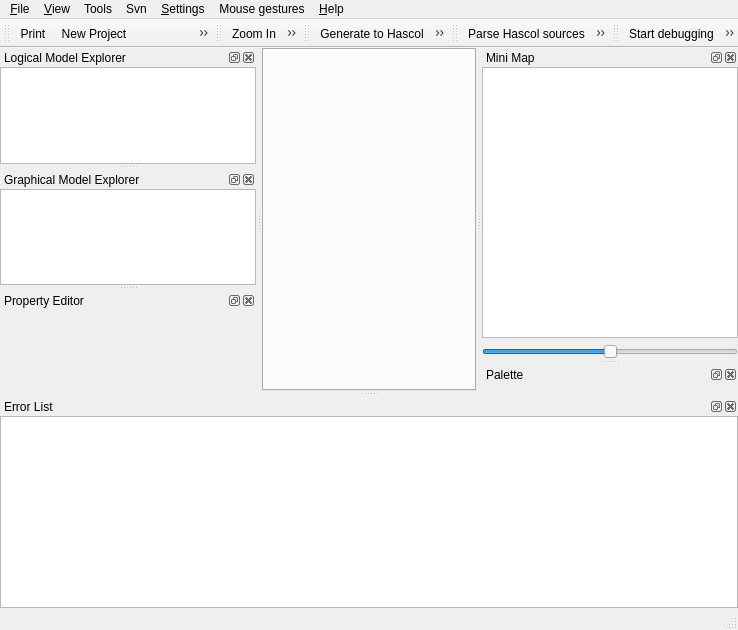
Old version of the form qrgui/mainwindow/mainWindow.ui in the repository qreal/qreal.
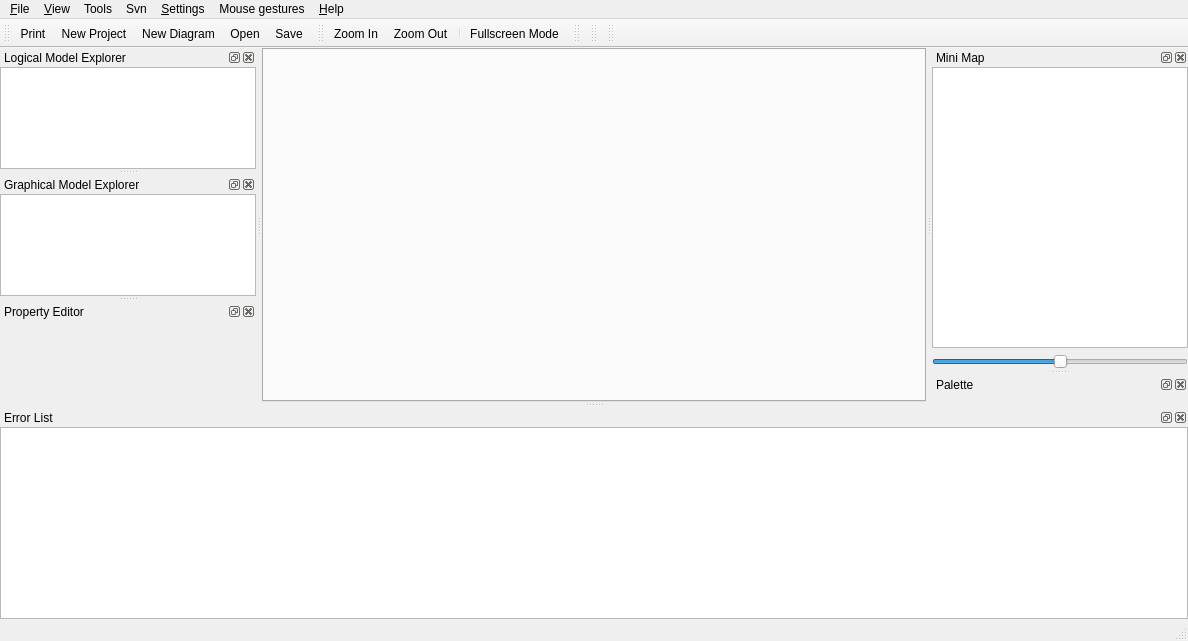
New version of the form. Icons and pictures are not drawn. Custom widgets are drawn as their Qt base class.

Commit message: Fixed robots metamodel, added "connect to robot" as a custom action (doesn't work yet), removed all plugin-related actions from mainwindow.

```diff
--- a/qrgui/mainwindow/mainWindow.ui
+++ b/qrgui/mainwindow/mainWindow.ui
@@ -6,8 +6,8 @@
    <rect>
     <x>0</x>
     <y>0</y>
-    <width>738</width>
-    <height>630</height>
+    <width>1188</width>
+    <height>641</height>
    </rect>
   </property>
   <property name="windowTitle">
@@ -35,7 +35,7 @@
     <rect>
      <x>0</x>
      <y>0</y>
-     <width>738</width>
+     <width>1188</width>
      <height>21</height>
     </rect>
    </property>
@@ -286,10 +286,6 @@
    <attribute name="toolBarBreak">
     <bool>false</bool>
    </attribute>
-   <addaction name="actionGenerate_to_Hascol"/>
-   <addaction name="actionGenerate_to_Java"/>
-   <addaction name="actionExport_to_XMI"/>
-   <addaction name="actionShape_Edit"/>
   </widget>
   <widget class="QToolBar" name="parsersToolbar">
    <property name="windowTitle">
@@ -301,8 +297,6 @@
    <attribute name="toolBarBreak">
     <bool>false</bool>
    </attribute>
-   <addaction name="actionParse_Hascol_sources"/>
-   <addaction name="actionParse_Java_Libraries"/>
   </widget>
   <widget class="QDockWidget" name="errorDock">
    <property name="sizePolicy">
@@ -374,7 +368,7 @@
    </property>
    <property name="minimumSize">
     <size>
-     <width>79</width>
+     <width>80</width>
      <height>100</height>
     </size>
    </property>
@@ -415,18 +409,6 @@
    <attribute name="toolBarBreak">
     <bool>false</bool>
    </attribute>
-   <addaction name="actionStart_debugging"/>
-   <addaction name="actionClose_all"/>
-   <addaction name="actionNext"/>
-   <addaction name="actionShow2Dmodel"/>
-   <addaction name="actionRun"/>
-   <addaction name="actionStop_Running"/>
-   <addaction name="actionStop_Robot"/>
-   <addaction name="actionConnect_To_Robot"/>
-   <addaction name="separator"/>
-   <addaction name="actionRobot_Settings"/>
-   <addaction name="separator"/>
-   <addaction name="actionFullscreen"/>
   </widget>
   <action name="actionQuit">
    <property name="checkable">
@@ -591,16 +573,6 @@
     <string>Show splashscreen</string>
    </property>
   </action>
-  <action name="actionExport_to_XMI">
-   <property name="text">
-    <string>Export to XMI</string>
-   </property>
-  </action>
-  <action name="actionGenerate_to_Java">
-   <property name="text">
-    <string>Generate to Java</string>
-   </property>
-  </action>
   <action name="actionSave">
    <property name="text">
     <string>Save</string>
@@ -611,11 +583,6 @@
     <string>Generate editor</string>
    </property>
   </action>
-  <action name="actionGenerate_to_Hascol">
-   <property name="text">
-    <string>Generate to Hascol</string>
-   </property>
-  </action>
   <action name="actionSave_as">
    <property name="text">
     <string>Save as...</string>
@@ -629,22 +596,6 @@
     <string>Open</string>
    </property>
   </action>
-  <action name="actionParse_Hascol_sources">
-   <property name="text">
-    <string>Parse Hascol sources</string>
-   </property>
-   <property name="toolTip">
-    <string>Build diagrams from existing Hascol sources</string>
-   </property>
-  </action>
-  <action name="actionParse_Java_Libraries">
-   <property name="text">
-    <string>Parse Java Libraries</string>
-   </property>
-   <property name="toolTip">
-    <string>Parse Java Libraries</string>
-   </property>
-  </action>
   <action name="actionShow_grid">
    <property name="checkable">
     <bool>true</bool>
@@ -656,11 +607,6 @@
     <string>Show grid</string>
    </property>
   </action>
-  <action name="actionShape_Edit">
-   <property name="text">
-    <string>Shape Editor</string>
-   </property>
-  </action>
   <action name="actionGenerate_Editor">
    <property name="text">
     <string>Generate Editor</string>
@@ -757,42 +703,6 @@
     <string>Ctrl+F9</string>
    </property>
   </action>
-  <action name="actionStart_debugger">
-   <property name="text">
-    <string>Start debugger</string>
-   </property>
-   <property name="shortcut">
-    <string>Ctrl+F1</string>
-   </property>
-  </action>
-  <action name="actionRun">
-   <property name="text">
-    <string>Run</string>
-   </property>
-   <property name="shortcut">
-    <string>Ctrl+F5</string>
-   </property>
-  </action>
-  <action name="actionKill">
-   <property name="text">
-    <string>Kill</string>
-   </property>
-   <property name="shortcut">
-    <string>Ctrl+F7</string>
-   </property>
-  </action>
-  <action name="actionClose_all">
-   <property name="icon">
-    <iconset resource="../qrgui.qrc">
-     <normaloff>:/icons/stop.png</normaloff>:/icons/stop.png</iconset>
-   </property>
-   <property name="text">
-    <string>Stop debugging</string>
-   </property>
-   <property name="shortcut">
-    <string>Ctrl+F12</string>
-   </property>
-  </action>
   <action name="actionSet_Breakpoints">
    <property name="text">
     <string>Set breakpoints</string>
@@ -812,18 +722,6 @@
     <string>Ctrl+F6</string>
    </property>
   </action>
-  <action name="actionNext">
-   <property name="icon">
-    <iconset resource="../qrgui.qrc">
-     <normaloff>:/icons/next.png</normaloff>:/icons/next.png</iconset>
-   </property>
-   <property name="text">
-    <string>Next</string>
-   </property>
-   <property name="shortcut">
-    <string>Ctrl+F11</string>
-   </property>
-  </action>
   <action name="actionConfigure">
    <property name="text">
     <string>Configure</string>
@@ -832,38 +730,6 @@
     <string>Ctrl+F2</string>
    </property>
   </action>
-  <action name="actionBreak_main">
-   <property name="text">
-    <string>Break main</string>
-   </property>
-   <property name="toolTip">
-    <string>Run current diagram on a robot using existing Bluetooth connection</string>
-   </property>
-   <property name="shortcut">
-    <string>F5</string>
-   </property>
-  </action>
-  <action name="actionRobot_Settings">
-   <property name="text">
-    <string>Robot Settings...</string>
-   </property>
-  </action>
-  <action name="actionStop_Running">
-   <property name="text">
-    <string>Stop Running</string>
-   </property>
-   <property name="toolTip">
-    <string>Stop Running</string>
-   </property>
-   <property name="shortcut">
-    <string>Shift+F5</string>
-   </property>
-  </action>
-  <action name="actionStop_Robot">
-   <property name="text">
-    <string>Stop Robot</string>
-   </property>
-  </action>
   <action name="actionNew_Diagram">
    <property name="text">
     <string>New Diagram</string>
@@ -872,18 +738,6 @@
     <string>Create new diagram in a current model</string>
    </property>
   </action>
-  <action name="actionStart_debugging">
-   <property name="icon">
-    <iconset resource="../qrgui.qrc">
-     <normaloff>:/icons/run.png</normaloff>:/icons/run.png</iconset>
-   </property>
-   <property name="text">
-    <string>Start debugging</string>
-   </property>
-   <property name="shortcut">
-    <string>Ctrl+F10</string>
-   </property>
-  </action>
   <action name="actionFullscreen">
    <property name="text">
     <string>Fullscreen Mode</string>
@@ -895,17 +749,6 @@
     <string>Ctrl+Shift+F</string>
    </property>
   </action>
-  <action name="actionShow2Dmodel">
-   <property name="text">
-    <string>2D model</string>
-   </property>
-   <property name="toolTip">
-    <string>Show 2D model</string>
-   </property>
-   <property name="shortcut">
-    <string>Ctrl+Shift+F12</string>
-   </property>
-  </action>
   <action name="actionNewProject">
    <property name="text">
     <string>New Project</string>
@@ -914,11 +757,6 @@
     <string>Ctrl+Shift+N</string>
    </property>
   </action>
-  <action name="actionConnect_To_Robot">
-   <property name="text">
-    <string>Connect To Robot</string>
-   </property>
-  </action>
  </widget>
  <layoutdefault spacing="0" margin="0"/>
  <customwidgets>
```
Left out of the diff: 78 changed lines with no effect on the pictures. The commit also changes 667 other files.
